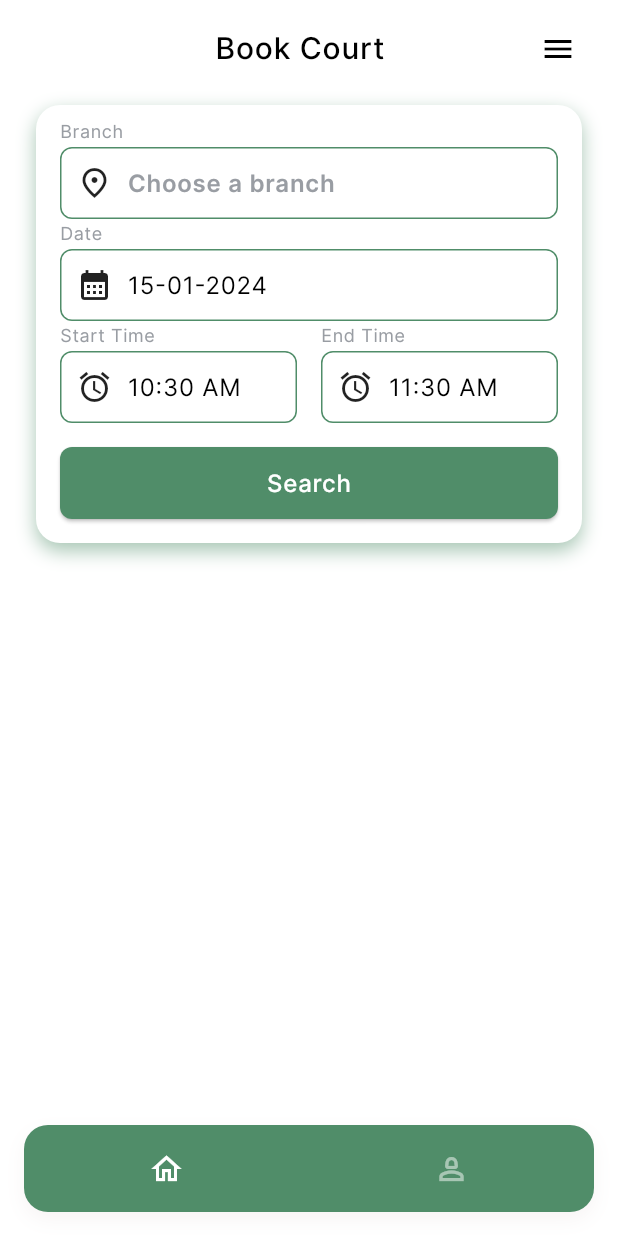
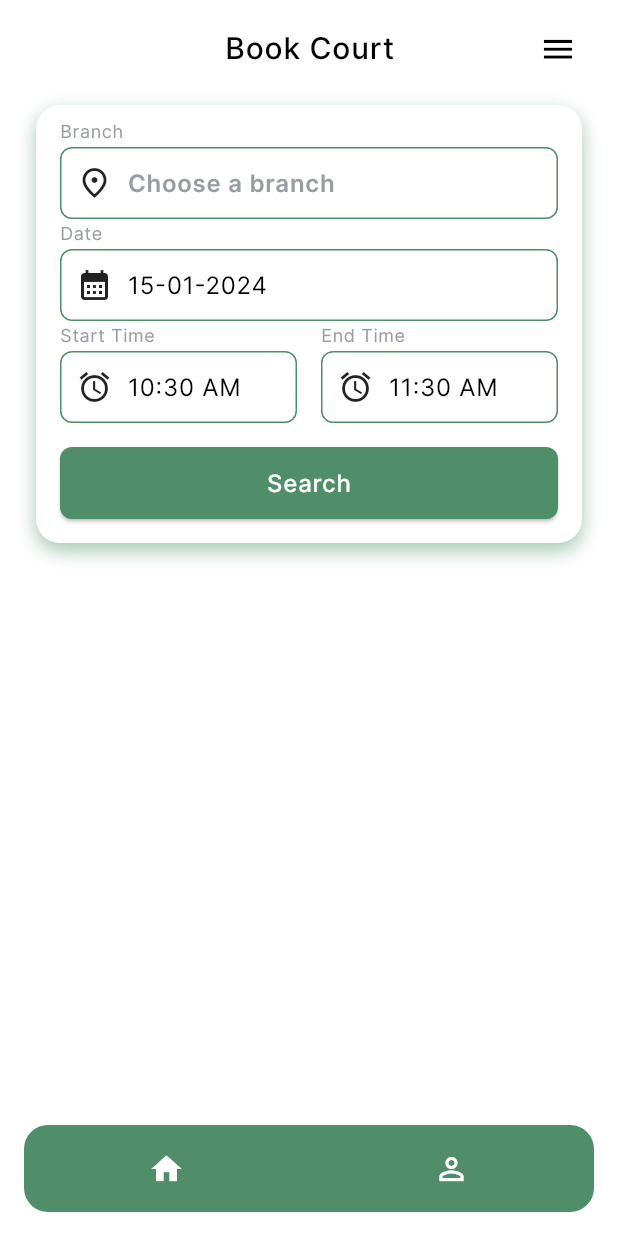
Before and after one commit to zafuss/ca_todbadminton, a Flutter app: the BookingCompleted screen opened by its route, after a tap on "Back to Home Screen", on a phone screen of 412 x 824 dp. Run offline on Flutter 3.47's test engine with Material 3 defaults, Android fonts, the phone set to English and light mode, and no system bars; our stand-ins replace equatable, get, pinput.

Commit message:
added main_screen.dart

```diff
--- a/lib/config/app_router.dart
+++ b/lib/config/app_router.dart
@@ -10,8 +10,8 @@ class AppRouter {
         return SearchScreen.route();
       case ProfileScreen.routeName:
         return ProfileScreen.route();
-      // case MainScreen.routeName:
-      //   return MainScreen.route();
+      case MainScreen.routeName:
+        return MainScreen.route();
       case LoginScreen.routeName:
         return LoginScreen.route();
       case RegisterScreen.routeName:
--- a/lib/controllers/booking_information_controller.dart
+++ b/lib/controllers/booking_information_controller.dart
@@ -101,4 +101,13 @@ class BookingInformation extends GetxController {
     }
     return false;
   }
+
+  void resetData() {
+    branchName = ''.obs;
+    branchID = ''.obs;
+    court = ''.obs;
+    courts = <Court>[].obs;
+    address = ''.obs;
+    prices = 0.0.obs;
+  }
 }
--- a/lib/main.dart
+++ b/lib/main.dart
@@ -17,11 +17,11 @@ class MyApp extends StatelessWidget {
   Widget build(BuildContext context) {
     return GetMaterialApp(
       onGenerateRoute: AppRouter.onGenerateRoute,
-      initialRoute: LoginScreen.routeName,
+      initialRoute: MainScreen.routeName,
       title: 'Flutter Demo',
       debugShowCheckedModeBanner: false,
       theme: theme(),
-      home: const LoginScreen(),
+      home: const MainScreen(),
     );
   }
 }
--- a/lib/screens/booking_completed_screen.dart
+++ b/lib/screens/booking_completed_screen.dart
@@ -1,4 +1,5 @@
 import 'package:ca_todbadminton/config/config.dart';
+import 'package:ca_todbadminton/controllers/controllers.dart';
 import 'package:ca_todbadminton/screens/screens.dart';
 import 'package:flutter/material.dart';
 import 'package:get/get.dart';
@@ -16,12 +17,14 @@ class BookingCompleted extends StatelessWidget {
 
   @override
   Widget build(BuildContext context) {
+    final bookingInformation = Get.find<BookingInformation>();
     return Scaffold(
       bottomNavigationBar: Container(
           height: 75,
           child: TextButton(
             onPressed: () {
-              Get.offAndToNamed(HomeScreen.routeName);
+              Get.offAndToNamed(MainScreen.routeName);
+              bookingInformation.resetData();
             },
             child: Text('Back to Home Screen'),
           )),
--- a/lib/screens/confirm_booking_screen.dart
+++ b/lib/screens/confirm_booking_screen.dart
@@ -22,8 +22,10 @@ class ConfirmBooking extends StatelessWidget {
   @override
   Widget build(BuildContext context) {
     final bookingInformationController = Get.find<BookingInformation>();
-    print(bookingInformationController.branchName.value);
+    final CustomDrawerController drawerController = CustomDrawerController();
     return Scaffold(
+      endDrawer: Drawer(),
+      key: drawerController.scaffoldKey,
       bottomNavigationBar: Container(
           height: 75,
           child: Padding(
@@ -92,6 +94,7 @@ class ConfirmBooking extends StatelessWidget {
       appBar: CustomHasTitleAppbar(
         backFunc: () => Get.back(),
         title: 'Confirm your reservation',
+        controller: drawerController,
       ),
       body: Column(children: [
         Padding(
--- a/lib/screens/home_screen.dart
+++ b/lib/screens/home_screen.dart
@@ -45,9 +45,7 @@ class _HomeScreenState extends State<HomeScreen>
   Widget build(BuildContext context) {
     super.build(context);
     final branchController = Get.put(BranchController());
-    final CustomDrawerController drawerController = CustomDrawerController();
     final GlobalKey<ScaffoldState> scaffoldKey = GlobalKey<ScaffoldState>();
-    final key = drawerController.scaffoldKey;
     DateFormat dateFormat = DateFormat('dd-MM-yyyy');
     final bookingInformationController = Get.put(BookingInformation());
     print(bookingInformationController.startTime.obs.string);
@@ -60,11 +58,6 @@ class _HomeScreenState extends State<HomeScreen>
     );
 
     return Scaffold(
-      bottomNavigationBar: CustomBotNavBar(),
-      endDrawer: Drawer(),
-      key: key,
-      appBar: CustomHasTitleAppbar(
-          title: 'Book Court', menuFunc: drawerController.openDrawer),
       body: Padding(
         padding: const EdgeInsets.symmetric(horizontal: largePadding),
         child: Container(
--- /dev/null
+++ b/lib/screens/main_screen.dart
@@ -0,0 +1,85 @@
+import 'package:ca_todbadminton/config/config.dart';
+import 'package:ca_todbadminton/main.dart';
+import 'package:ca_todbadminton/screens/home_screen.dart';
+import 'package:ca_todbadminton/screens/screens.dart';
+import 'package:ca_todbadminton/widgets/widgets.dart';
+import 'package:flutter/material.dart';
+
+import '../controllers/controllers.dart';
+
+class MainScreen extends StatefulWidget {
+  const MainScreen({super.key});
+  static const String routeName = '/main';
+
+  static Route route() {
+    return MaterialPageRoute(
+        builder: (context) => const MainScreen(),
+        settings: const RouteSettings(name: routeName));
+  }
+
+  @override
+  State<MainScreen> createState() => _MainScreenState();
+}
+
+class _MainScreenState extends State<MainScreen> {
+  int currentPageIndex = 0;
+
+  @override
+  Widget build(BuildContext context) {
+    final CustomDrawerController drawerController = CustomDrawerController();
+
+    final key = drawerController.scaffoldKey;
+    return Scaffold(
+      appBar: CustomHasTitleAppbar(
+        title: currentPageIndex == 0 ? 'Book Court' : 'Profile',
+        controller: drawerController,
+      ),
+      endDrawer: Drawer(),
+      key: key,
+      bottomNavigationBar: SafeArea(
+        child: Padding(
+          padding: EdgeInsets.all(minPadding),
+          child: ClipRRect(
+            borderRadius: BorderRadius.circular(defaultBorderRadius * 2),
+            child: NavigationBar(
+              elevation: 0,
+              indicatorColor: primaryColor,
+              height: 58,
+              labelBehavior: NavigationDestinationLabelBehavior.alwaysHide,
+              backgroundColor: primaryColor,
+              onDestinationSelected: (int index) {
+                setState(() {
+                  currentPageIndex = index;
+                });
+              },
+              selectedIndex: currentPageIndex,
+              destinations: [
+                NavigationDestination(
+                    icon: Icon(
+                      Icons.home_outlined,
+                      color: Colors.white,
+                    ),
+                    selectedIcon: Icon(
+                      Icons.home,
+                      color: Colors.white,
+                    ),
+                    label: 'Home'),
+                NavigationDestination(
+                    icon: Icon(
+                      Icons.person_outline,
+                      color: Colors.white,
+                    ),
+                    selectedIcon: Icon(
+                      Icons.person,
+                      color: Colors.white,
+                    ),
+                    label: 'Profile'),
+              ],
+            ),
+          ),
+        ),
+      ),
+      body: [HomeScreen(), ProfileScreen()][currentPageIndex],
+    );
+  }
+}
--- a/lib/screens/profile_screen.dart
+++ b/lib/screens/profile_screen.dart
@@ -21,7 +21,6 @@ class _ProfileScreenState extends State<ProfileScreen>
   Widget build(BuildContext context) {
     super.build(context);
     return Scaffold(
-      bottomNavigationBar: CustomBotNavBar(),
       body: Center(
         child: Text('Profile'),
       ),
--- a/lib/screens/screens.dart
+++ b/lib/screens/screens.dart
@@ -4,7 +4,7 @@ export './forgot_password_screen.dart';
 export './reset_password_screen.dart';
 export './otp_screen.dart';
 export './home_screen.dart';
-// export './main_screen.dart';
+export './main_screen.dart';
 export './profile_screen.dart';
 export './search_result_screen.dart';
 export './confirm_booking_screen.dart';
--- a/lib/screens/search_result_screen.dart
+++ b/lib/screens/search_result_screen.dart
@@ -1,5 +1,6 @@
 import 'package:ca_todbadminton/config/config.dart';
 import 'package:ca_todbadminton/controllers/booking_information_controller.dart';
+import 'package:ca_todbadminton/controllers/custom_drawer_controller.dart';
 import 'package:ca_todbadminton/controllers/search_result_controller.dart';
 import 'package:ca_todbadminton/formatter.dart';
 import 'package:ca_todbadminton/screens/screens.dart';
@@ -25,7 +26,10 @@ class SearchScreen extends StatelessWidget {
     final bookingInformationController = Get.put(BookingInformation());
     Get.delete<ResultController>();
     final searchResultController = Get.put(ResultController());
+    final CustomDrawerController drawerController = CustomDrawerController();
     return Scaffold(
+        key: drawerController.scaffoldKey,
+        endDrawer: Drawer(),
         bottomNavigationBar: Container(
             height: 75,
             child: Padding(
@@ -83,6 +87,7 @@ class SearchScreen extends StatelessWidget {
             Get.back();
             bookingInformationController.resetChosenCourt();
           },
+          controller: drawerController,
         ),
         body: Obx(() => Center(
             child: searchResultController.status.value == 0
--- a/lib/widgets/custom_appbar_has_title.dart
+++ b/lib/widgets/custom_appbar_has_title.dart
@@ -1,4 +1,5 @@
 import 'package:ca_todbadminton/config/theme.dart';
+import 'package:ca_todbadminton/controllers/controllers.dart';
 import 'package:ca_todbadminton/screens/login_screen.dart';
 import 'package:flutter/material.dart';
 
@@ -7,9 +8,9 @@ class CustomHasTitleAppbar extends StatelessWidget
   final title;
   final Function()? backFunc;
   final Function()? menuFunc;
-
+  final CustomDrawerController? controller;
   const CustomHasTitleAppbar(
-      {super.key, this.title, this.backFunc, this.menuFunc});
+      {super.key, this.title, this.backFunc, this.menuFunc, this.controller});
 
   @override
   Widget build(BuildContext context) {
@@ -39,7 +40,7 @@ class CustomHasTitleAppbar extends StatelessWidget
                         },
                       )
                     : SizedBox(
-                        width: 36,
+                        width: 49,
                       ),
                 Expanded(
                   child: Center(
@@ -56,11 +57,13 @@ class CustomHasTitleAppbar extends StatelessWidget
                   icon: Icon(
                     Icons.menu,
                     color: Colors.black,
+                    size: 25,
                   ),
                   onPressed: () {
+                    controller!.openDrawer();
                     // Navigator.pushNamedAndRemoveUntil(
                     //     context, LoginScreen.routeName, (route) => false);
-                    menuFunc != null ? menuFunc!() : null;
+                    // menuFunc != null ? menuFunc!() : null;
                   },
                 )
               ],
--- a/lib/widgets/custom_bot_navbar.dart
+++ /dev/null
@@ -1,68 +0,0 @@
-import 'package:ca_todbadminton/controllers/bot_navbar_controller.dart';
-import 'package:ca_todbadminton/screens/screens.dart';
-import 'package:flutter/material.dart';
-import 'package:get/get.dart';
-
-import '../config/config.dart';
-
-class CustomBotNavBar extends StatelessWidget {
-  const CustomBotNavBar({super.key});
-
-  @override
-  Widget build(BuildContext context) {
-    final botNavController = BotNavBarController();
-    return Padding(
-      padding: const EdgeInsets.all(minPadding),
-      child: Container(
-        color: Colors.transparent,
-        height: 58,
-        child: Container(
-            decoration: BoxDecoration(
-                color: primaryColor,
-                boxShadow: [
-                  BoxShadow(
-                    color: Color(0x0C591B1B),
-                    // color: primaryColor.withOpacity(0.5),
-                    blurRadius: 10,
-                    offset: Offset(0, 5),
-                    spreadRadius: 0,
-                  )
-                ],
-                borderRadius: BorderRadius.circular(defaultBorderRadius * 2)),
-            child: Obx(
-              () => Row(
-                mainAxisAlignment: MainAxisAlignment.spaceEvenly,
-                children: [
-                  Expanded(
-                    child: InkWell(
-                        onTap: () {
-                          botNavController.currentPageIndex.value = 0;
-                          Get.toNamed(HomeScreen.routeName);
-                        },
-                        child: Icon(
-                          Icons.home_outlined,
-                          color: botNavController.currentPageIndex.value == 0
-                              ? Colors.white
-                              : Colors.white.withOpacity(0.5),
-                        )),
-                  ),
-                  Expanded(
-                    child: InkWell(
-                        onTap: () {
-                          botNavController.currentPageIndex.value = 1;
-                          Get.toNamed(ProfileScreen.routeName);
-                        },
-                        child: Icon(
-                          Icons.person_2_outlined,
-                          color: botNavController.currentPageIndex.value == 1
-                              ? Colors.white
-                              : Colors.white.withOpacity(0.5),
-                        )),
-                  ),
-                ],
-              ),
-            )),
-      ),
-    );
-  }
-}
--- a/lib/widgets/custom_ebutton.dart
+++ b/lib/widgets/custom_ebutton.dart
@@ -20,8 +20,12 @@ class CustomElevatedButton extends StatelessWidget {
         onPressed: onPressed,
         style: outlineButton
             ? ElevatedButton.styleFrom(
+                surfaceTintColor: Colors.white,
+                backgroundColor: Colors.white,
                 side: BorderSide(
-                    width: 2, color: primaryColor), // Đường viền màu xanh
+                    width: 2,
+                    color:
+                        primaryColor.withOpacity(0.5)), // Đường viền màu xanh
                 shape: RoundedRectangleBorder(
                   borderRadius: BorderRadius.circular(
                       defaultBorderRadius), // Điều chỉnh độ cong của nút
--- a/lib/widgets/widgets.dart
+++ b/lib/widgets/widgets.dart
@@ -6,4 +6,3 @@ export './custom_dropdownbutton.dart';
 export './home_func_widget.dart';
 export 'simple_dialog_branch_item.dart';
 export './payment_radio_menu.dart';
-export './custom_bot_navbar.dart';
```
